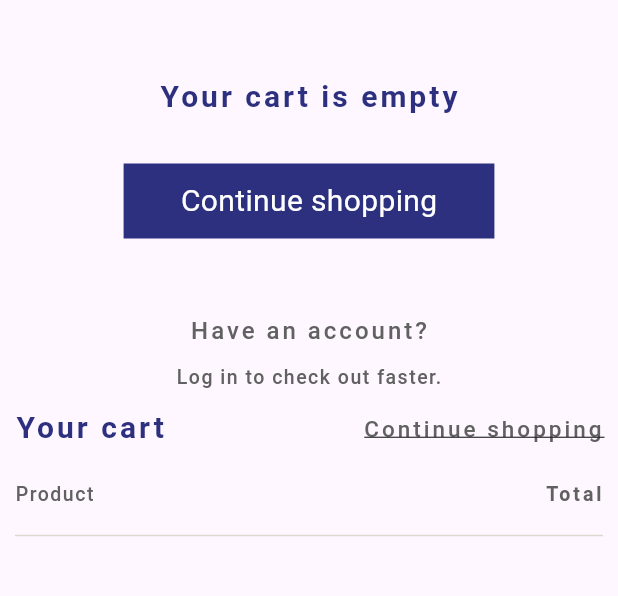
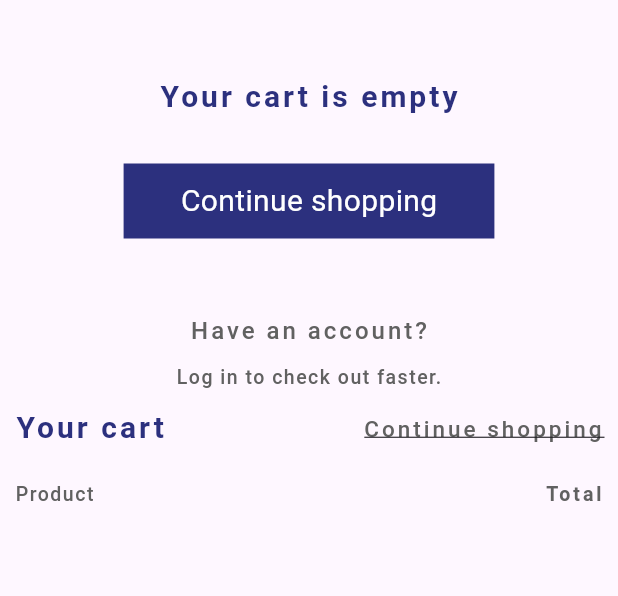
Before and after one commit to Iykeman98/oreva_shopping_app, a Flutter app: the screen it shows after launch, after a tap on the "shopping bag" icon, on a phone screen of 412 x 824 dp, the part 84-680 px from its top. Run offline on Flutter 3.47's test engine with Material 2 defaults, Android fonts, the phone set to English and light mode, and no system bars; our stand-ins replace expandable, flutter_zoom_drawer, font_awesome_flutter.

Commit message:
third commit

```diff
--- a/lib/constants/kcolors.dart
+++ b/lib/constants/kcolors.dart
@@ -50,6 +50,11 @@ class AppTextStyles {
     letterSpacing: 1,
     fontWeight: FontWeight.w500,
     fontSize: 13,
+  );static const TextStyle descriptionTextStyle3 = TextStyle(
+color:Colors.green,
+    letterSpacing: 1,
+    fontWeight: FontWeight.w500,
+    fontSize: 13,
   );
   static const TextStyle formFieldHintTextStyle = TextStyle(
     color: Kcolor.secondaryTextColor,
--- a/lib/models/cart_items.dart
+++ b/lib/models/cart_items.dart
@@ -1,8 +1,8 @@
 import 'package:flutter/material.dart';
-
 
 class CartItem {
   String? image;
+  String? name;
   double? price;
   String? totalPrice;
   String? description;
@@ -11,6 +11,7 @@ class CartItem {
 
   CartItem(
       {this.product,
+        this.name,
       this.quantity = 1,
       this.price,
       this.totalPrice,
@@ -25,24 +26,28 @@ class CartProvider extends ChangeNotifier {
 
   List<CartItem> myCartItems = [
     CartItem(
-        price: 12,
+      name:"Pole",
+        price: 120000,
         image: 'assets/21.jpeg',
         description:
             'Leather finished hanging poles With and rust and noise free',
         totalPrice: '\$400.00'),
     CartItem(
+        name:"Bolts",
         price: 60,
         image: 'assets/18.jpg',
         description:
             'Leather finished hanging poles With and rust and noise free',
         totalPrice: '\$290.00'),
     CartItem(
+        name:"Sinks",
         price: 2,
         image: 'assets/21.jpeg',
         description:
             'Leather finished hanging poles With and rust and noise free',
         totalPrice: '\$890.00'),
     CartItem(
+        name:"Drawer",
         price: 900,
         image: 'assets/18.jpg',
         description:
@@ -59,31 +64,31 @@ class CartProvider extends ChangeNotifier {
       }
     }
 
-    _cartItems.add(CartItem(
-        product: product,
-        price: product.price,
-        image: product.image,
-        description: product.description,
-        totalPrice: product.totalPrice,
-        quantity: product.quantity));
-    notifyListeners();
+    final newCartItem = CartItem(
+      product: product,
+      price: product.price,
+      image: product.image,
+      description: product.description,
+      totalPrice: product.totalPrice,
+      quantity: 1, // Start with a quantity of 1 for a new item
+    );
+    _cartItems.add(newCartItem);
+    notifyListeners(); // Notify the UI that the cart has been updated
   }
 
-
-
-  void removeFromCart(CartItem product) {
-    for (var item in _cartItems) {
-      if (item.product == product) {
-        if (item.quantity > 1) {
-          item.quantity--;
-        } else {
-          _cartItems.remove(item);
-        }
-        notifyListeners();
-        return;
-      }
-    }
-  }
+  // void removeFromCart(CartItem product) {
+  //   for (var item in _cartItems) {
+  //     if (item.product == product) {
+  //       if (item.quantity > 1) {
+  //         item.quantity--;
+  //       } else {
+  //         _cartItems.remove(item);
+  //       }
+  //       notifyListeners();
+  //       return;
+  //     }
+  //   }
+  // }
 
   // void removeFromCart(CartItem product) {
   //   List<CartItem> itemsToRemove = [];
@@ -103,7 +108,20 @@ class CartProvider extends ChangeNotifier {
   //   notifyListeners();
   // }
 
+  void removeFromCart(CartItem product) {
+    for (var item in _cartItems) {
+      if (item.product == product) {
+        if (item.quantity > 1) {
+          item.quantity--;
+        } else {
+          _cartItems.remove(item);
+        }
+        notifyListeners(); // Notify the UI that the cart has been updated
+        return;
+      }
 
+    }
+  }
   double getTotalPrice() {
     double totalPrice = 0.0;
     for (var item in _cartItems) {
@@ -111,4 +129,5 @@ class CartProvider extends ChangeNotifier {
     }
     return totalPrice;
   }
+
 }
--- a/lib/screens/cartscreen.dart
+++ b/lib/screens/cartscreen.dart
@@ -2,7 +2,6 @@ import 'package:flutter/material.dart';
 import 'package:flutter/services.dart';
 import 'package:flutter_zoom_drawer/flutter_zoom_drawer.dart';
 import 'package:font_awesome_flutter/font_awesome_flutter.dart';
-import 'package:orevahardware/models/card_data.dart';
 import 'package:provider/provider.dart';
 
 import '../constants/kcolors.dart';
@@ -51,13 +50,19 @@ class _CartScreenState extends State<CartScreen> {
     }
   }
 
+  void removeFromCart(CartItem product, BuildContext context){
+    final cartProvider = Provider.of<CartProvider>(context);
+  cartProvider.removeFromCart(product);
+  }
+
   @override
   Widget build(BuildContext context) {
     // final cartProvider = Provider.of<CartProvider>(context);
 
     return Consumer<CartProvider>(
-        builder: (context, cartProvider, child) {
-        return Scaffold(
+        builder: (context, cartProvider, child) =>
+
+          Scaffold(
           appBar: AppBar(
             leading: isSearching
                 ? IconButton(
@@ -88,7 +93,7 @@ class _CartScreenState extends State<CartScreen> {
                           hintText: 'Search',
                           hintStyle: TextStyle(
                             color: Colors.white,
-                          )),
+                          ),),
                     ),
                   )
                 : Text("OrevaHardware", style: AppTextStyles.appBarTextStyle),
@@ -104,10 +109,13 @@ class _CartScreenState extends State<CartScreen> {
               ),
             ],
           ),
+
           body: SafeArea(
             child: ListView(
               children: [
-                Column(
+                cartProvider.cartItems.isEmpty
+               ? Container(
+                  child:       Column(
                     crossAxisAlignment: CrossAxisAlignment.center,
                     children: [
                       SizedBox(height: 50,),
@@ -127,8 +135,7 @@ class _CartScreenState extends State<CartScreen> {
                       SizedBox(height: 50,),
                       Text('Have an account?', style: AppTextStyles.secondaryTextStyle,), SizedBox(height: 10,),
                       Text('Log in to check out faster.', style: AppTextStyles.descriptionTextStyle,),
-                  ],
-                ),
+
                       Padding(
                         padding: const EdgeInsets.all(10),
                         child: Column(
@@ -166,23 +173,14 @@ class _CartScreenState extends State<CartScreen> {
                                 ),
                               ],
                             ),
-                      SizedBox(height: 10,),
-                      Divider(color: Kcolor.secondaryColor,),
-                      SizedBox(height: 20,),
-                      Container(
-                        // height: 500,
-                        // child: ListView.builder(
-                        //     itemCount: myCarts.length,
-                        //     shrinkWrap: true,
-                        //     physics: NeverScrollableScrollPhysics(),
-                        //     itemBuilder: (context, index){
-                        //       return Padding(
-                        //         padding: const EdgeInsets.only(bottom: 20.0),
-                        //         child: CustomCartProductDisplay(cart: myCarts[index],),
-                        //       );
-                        //
-                        //     }),
-                        // height: 500,
+                    ],
+                  ),
+                ),
+  ]
+                )
+          )
+
+                     : Container(
                         child: ListView.builder(
                           shrinkWrap: true,
                           physics: NeverScrollableScrollPhysics(),
@@ -201,11 +199,7 @@ class _CartScreenState extends State<CartScreen> {
                     ],
                   ),
                 )
-              ],
-            ),
             ),
     );
   }
-    );
 }
-}
--- a/lib/screens/checkout_screen.dart
+++ b/lib/screens/checkout_screen.dart
@@ -3,6 +3,7 @@ import 'package:flutter/material.dart';
 import 'package:flutter_zoom_drawer/src/drawer_controller.dart';
 import 'package:font_awesome_flutter/font_awesome_flutter.dart';
 import 'package:orevahardware/widgets/custom_flat_button.dart';
+import 'package:orevahardware/widgets/dismissKeyboardOnTap.dart';
 import 'package:orevahardware/widgets/formfield.dart';
 
 import '../constants/kcolors.dart';
@@ -48,7 +49,8 @@ class _CheckOutState extends State<CheckOut> {
       @override
   Widget build(BuildContext context) {
     return Scaffold(
-      body: CustomScrollView(
+      body: DismissKeyboardOnTap(
+        child: CustomScrollView(
           slivers: <Widget>[
             // Add SliverAppBar here
             SliverAppBar(
@@ -405,6 +407,7 @@ class _CheckOutState extends State<CheckOut> {
 
           ],
         ),
+      ),
     );
 
   }
```
Also changed, not shown: lib/screens/ProductDetailScreen.dart (+8 -3 lines), lib/screens/dash_board.dart (+27 -4 lines), lib/widgets/customgrid_card.dart (+26 -6 lines). Lines whose indentation alone changed are shown as unchanged.
